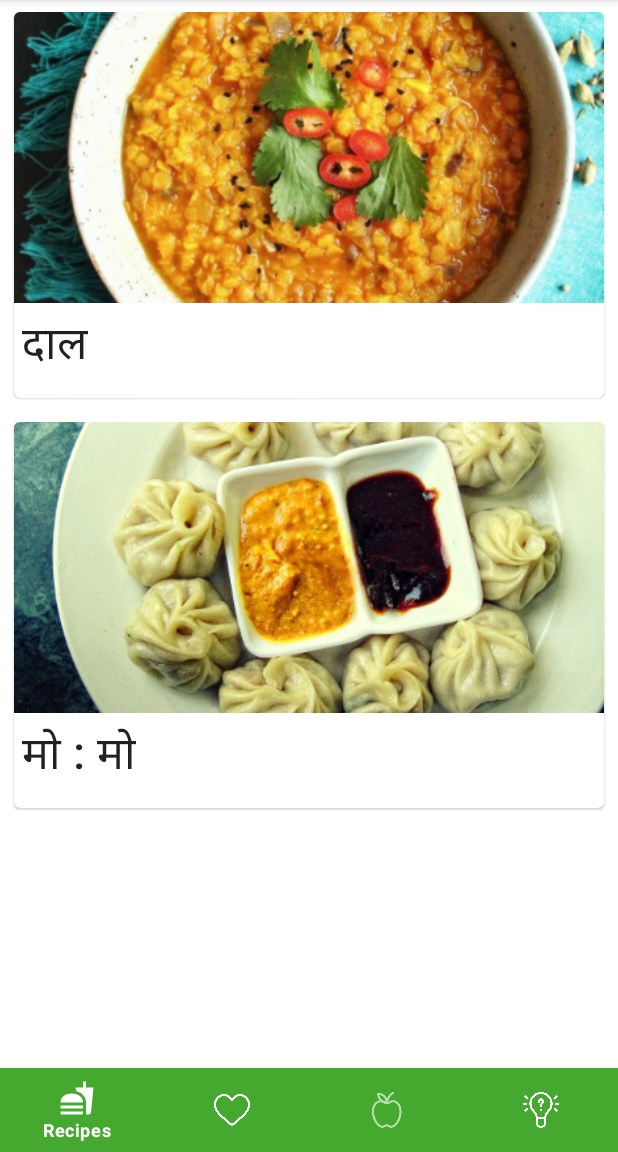
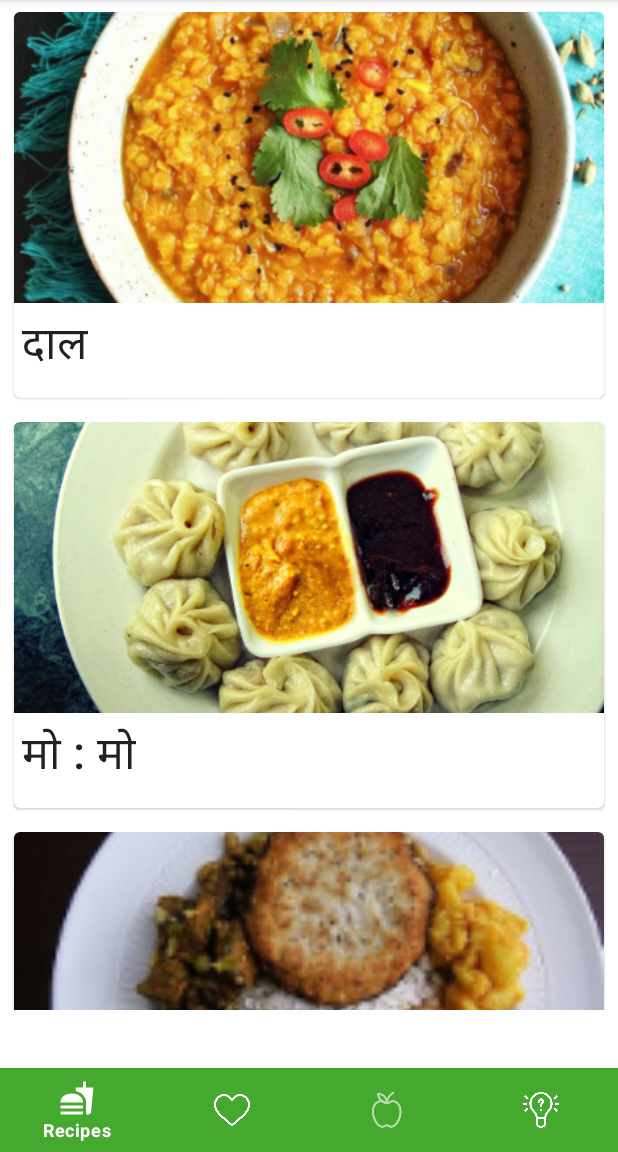
Before and after one commit to Azeliah/nepal-app, an Android app: the screen it shows after launch (MainActivity), on a phone screen of 412 x 824 dp, the part 84-1236 px from its top. Run offline under Robolectric (Android 15) with nearby library versions, the light colour scheme and no system bars; our stand-ins replace navigation-ui.

Commit message:
Removed bottom margin from scroller

```diff
--- a/app/src/main/res/layout/fragment_recipes.xml
+++ b/app/src/main/res/layout/fragment_recipes.xml
@@ -11,8 +11,7 @@
         android:layout_height="match_parent"
         app:layout_constraintEnd_toEndOf="parent"
         app:layout_constraintStart_toStartOf="parent"
-        app:layout_constraintTop_toTopOf="parent"
-        android:layout_marginBottom="120dp">
+        app:layout_constraintTop_toTopOf="parent">
 
         <LinearLayout
             android:layout_width="match_parent"
```
